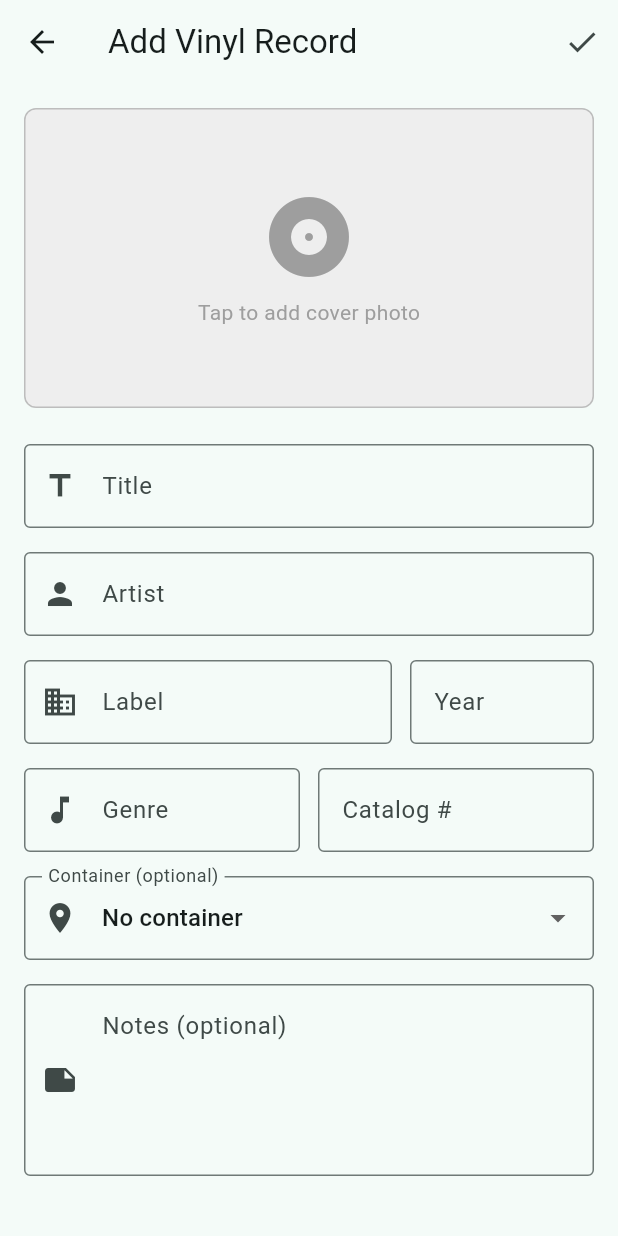
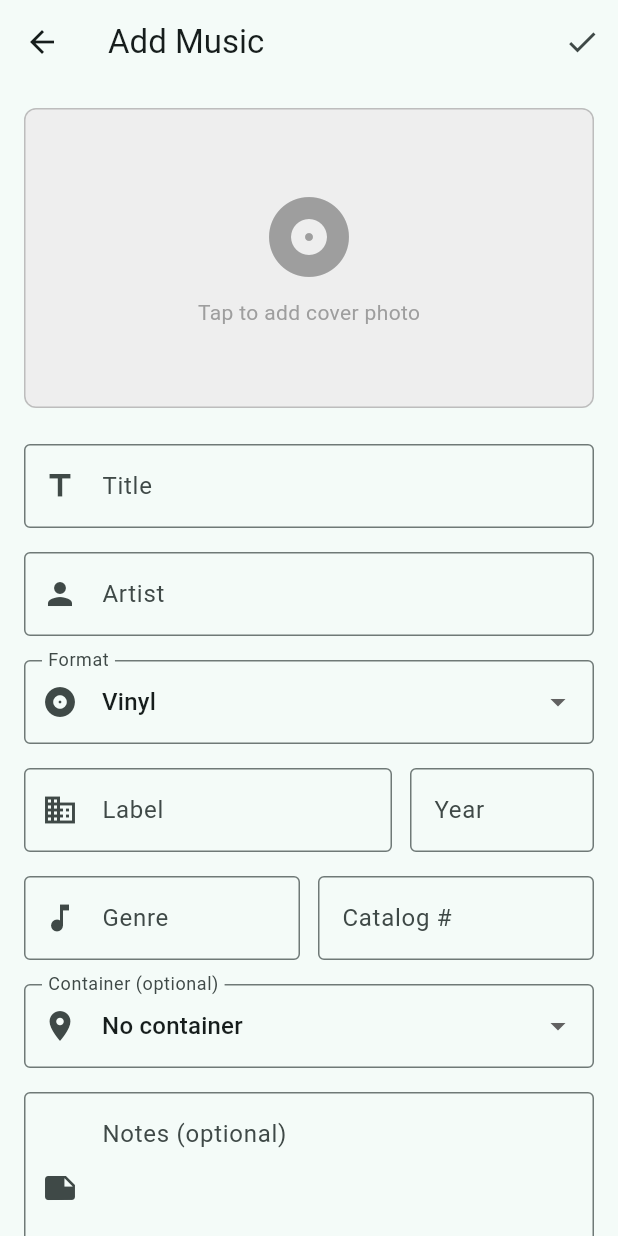
Before and after one commit to gustafeden/OurArchive, a Flutter app: the AddVinylScreen screen opened directly, on a phone screen of 412 x 824 dp. Run offline on Flutter 3.47's test engine with Material 3 defaults, Android fonts, the phone set to English and light mode, and no system bars; our stand-ins replace cached_network_image, cloud_firestore, connectivity_plus, faker, firebase_auth, firebase_core and 8 more; missing offline and left inert: google_mlkit_text_recognition, mobile_scanner; accounts and stored records are empty; statements that could not run were skipped.

Commit message:
change from vinyl to music naming

```diff
--- a/our_archive/lib/ui/screens/add_vinyl_flow_screen.dart
+++ b/our_archive/lib/ui/screens/add_vinyl_flow_screen.dart
@@ -14,7 +14,7 @@ class AddVinylFlowScreen extends StatelessWidget {
   Widget build(BuildContext context) {
     return Scaffold(
       appBar: AppBar(
-        title: const Text('Add Vinyl Record'),
+        title: const Text('Add Music'),
       ),
       body: SafeArea(
         child: Padding(
@@ -23,7 +23,7 @@ class AddVinylFlowScreen extends StatelessWidget {
             crossAxisAlignment: CrossAxisAlignment.stretch,
             children: [
               const Text(
-                'How would you like to add your vinyl?',
+                'How would you like to add your music?',
                 style: TextStyle(
                   fontSize: 24,
                   fontWeight: FontWeight.bold,
@@ -31,7 +31,7 @@ class AddVinylFlowScreen extends StatelessWidget {
               ),
               const SizedBox(height: 8),
               const Text(
-                'Choose the method that works best for you',
+                'Vinyl, CD, cassette, or any format',
                 style: TextStyle(
                   fontSize: 16,
                   color: Colors.grey,
--- a/our_archive/lib/ui/screens/add_vinyl_screen.dart
+++ b/our_archive/lib/ui/screens/add_vinyl_screen.dart
@@ -39,7 +39,10 @@ class _AddVinylScreenState extends ConsumerState<AddVinylScreen> {
 
   File? _photo;
   String? _selectedContainerId;
+  String _selectedFormat = 'vinyl';
   bool _isLoading = false;
+
+  final List<String> _formats = ['vinyl', 'cd', 'cassette', 'digital', 'other'];
 
   // Helper to get household ID from either household object or direct ID
   String get _householdId => widget.householdId ?? widget.household!.id;
@@ -125,6 +128,9 @@ class _AddVinylScreenState extends ConsumerState<AddVinylScreen> {
         'barcode': widget.vinylData?.discogsId,
       };
 
+      // Save the selected format
+      itemData['musicFormat'] = _selectedFormat;
+
       if (widget.vinylData != null) {
         itemData['styles'] = widget.vinylData!.styles;
         itemData['format'] = widget.vinylData!.format;
@@ -160,7 +166,7 @@ class _AddVinylScreenState extends ConsumerState<AddVinylScreen> {
 
     return Scaffold(
       appBar: AppBar(
-        title: const Text('Add Vinyl Record'),
+        title: const Text('Add Music'),
         actions: [
           if (_isLoading)
             const Center(child: Padding(padding: EdgeInsets.all(16), child: SizedBox(width: 20, height: 20, child: CircularProgressIndicator(strokeWidth: 2))))
@@ -197,6 +203,26 @@ class _AddVinylScreenState extends ConsumerState<AddVinylScreen> {
             const SizedBox(height: 16),
             TextFormField(controller: _artistController, decoration: const InputDecoration(labelText: 'Artist', border: OutlineInputBorder(), prefixIcon: Icon(Icons.person)), textCapitalization: TextCapitalization.words),
             const SizedBox(height: 16),
+            DropdownButtonFormField<String>(
+              value: _selectedFormat,
+              decoration: const InputDecoration(
+                labelText: 'Format',
+                border: OutlineInputBorder(),
+                prefixIcon: Icon(Icons.album),
+              ),
+              items: _formats.map((format) {
+                return DropdownMenuItem(
+                  value: format,
+                  child: Text(format.substring(0, 1).toUpperCase() + format.substring(1)),
+                );
+              }).toList(),
+              onChanged: (value) {
+                if (value != null) {
+                  setState(() => _selectedFormat = value);
+                }
+              },
+            ),
+            const SizedBox(height: 16),
             Row(children: [
               Expanded(flex: 2, child: TextFormField(controller: _labelController, decoration: const InputDecoration(labelText: 'Label', border: OutlineInputBorder(), prefixIcon: Icon(Icons.business)), textCapitalization: TextCapitalization.words)),
               const SizedBox(width: 12),
--- a/our_archive/lib/ui/screens/item_list_screen.dart
+++ b/our_archive/lib/ui/screens/item_list_screen.dart
@@ -299,8 +299,8 @@ class _ItemListScreenState extends ConsumerState<ItemListScreen> {
                 ),
                 child: const Icon(Icons.album, color: Colors.purple),
               ),
-              title: const Text('Scan Vinyl'),
-              subtitle: const Text('Quick scan vinyl barcode'),
+              title: const Text('Scan Music'),
+              subtitle: const Text('Quick scan music barcode'),
               onTap: () {
                 Navigator.pop(context);
                 Navigator.push(
--- a/our_archive/lib/ui/screens/item_type_selection_screen.dart
+++ b/our_archive/lib/ui/screens/item_type_selection_screen.dart
@@ -81,7 +81,7 @@ class ItemTypeSelectionScreen extends StatelessWidget {
                         );
                       },
                       icon: const Icon(Icons.qr_code_scanner, size: 20),
-                      label: const Text('Scan Vinyl'),
+                      label: const Text('Scan Music'),
                       style: OutlinedButton.styleFrom(
                         foregroundColor: Colors.purple,
                         side: BorderSide(color: Colors.purple.withOpacity(0.5)),
@@ -116,9 +116,9 @@ class ItemTypeSelectionScreen extends StatelessWidget {
                       },
                     ),
                     _ItemTypeCard(
-                      icon: Icons.album_rounded,
-                      title: 'Vinyl Record',
-                      subtitle: 'Scan barcodes or search Discogs',
+                      icon: Icons.library_music_rounded,
+                      title: 'Music',
+                      subtitle: 'Vinyl, CD, cassette, or other formats',
                       color: Colors.purple,
                       onTap: () {
                         Navigator.push(
--- a/our_archive/lib/ui/screens/vinyl_scan_screen.dart
+++ b/our_archive/lib/ui/screens/vinyl_scan_screen.dart
@@ -131,7 +131,7 @@ class _VinylScanScreenState extends ConsumerState<VinylScanScreen> {
 
       if (vinylMetadata == null) {
         ScaffoldMessenger.of(context).showSnackBar(
-          SnackBar(content: Text('Vinyl record not found for barcode: $barcode')),
+          SnackBar(content: Text('Music not found for barcode: $barcode')),
         );
         setState(() {
           _isProcessing = false;
@@ -232,7 +232,7 @@ class _VinylScanScreenState extends ConsumerState<VinylScanScreen> {
     return showDialog<String>(
       context: context,
       builder: (context) => AlertDialog(
-        title: const Text('Vinyl Found'),
+        title: const Text('Music Found'),
         content: SingleChildScrollView(
           child: Column(
             mainAxisSize: MainAxisSize.min,
@@ -274,7 +274,7 @@ class _VinylScanScreenState extends ConsumerState<VinylScanScreen> {
           ),
           FilledButton(
             onPressed: () => Navigator.pop(context, 'addVinyl'),
-            child: const Text('Add Vinyl'),
+            child: const Text('Add Music'),
           ),
         ],
       ),
@@ -303,13 +303,13 @@ class _VinylScanScreenState extends ConsumerState<VinylScanScreen> {
     return showDialog<String>(
       context: context,
       builder: (context) => AlertDialog(
-        title: const Text('Vinyl Already Exists'),
+        title: const Text('Music Already Exists'),
         content: Column(
           mainAxisSize: MainAxisSize.min,
           crossAxisAlignment: CrossAxisAlignment.start,
           children: [
             const Text(
-              'This vinyl record is already in your collection:',
+              'This music is already in your collection:',
               style: TextStyle(fontWeight: FontWeight.bold),
             ),
             const SizedBox(height: 8),
@@ -338,7 +338,7 @@ class _VinylScanScreenState extends ConsumerState<VinylScanScreen> {
   Widget build(BuildContext context) {
     return Scaffold(
       appBar: AppBar(
-        title: const Text('Scan Vinyl'),
+        title: const Text('Scan Music'),
         actions: [
           PopupMenuButton<VinylScanMode>(
             icon: const Icon(Icons.more_vert),
```
